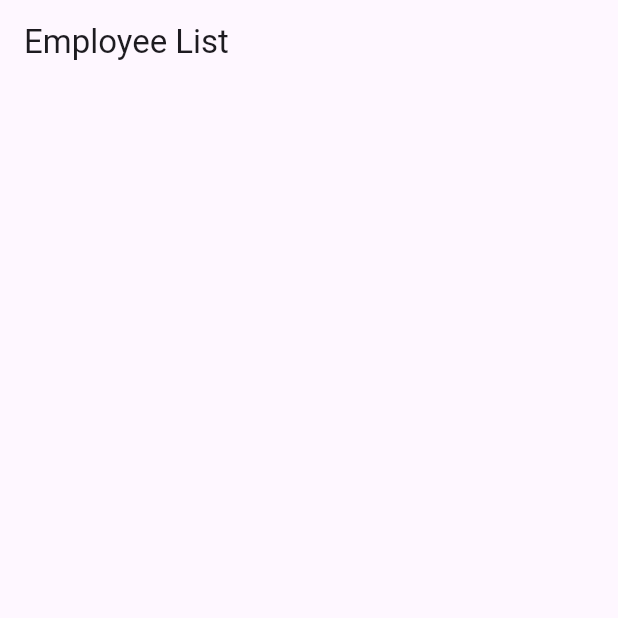
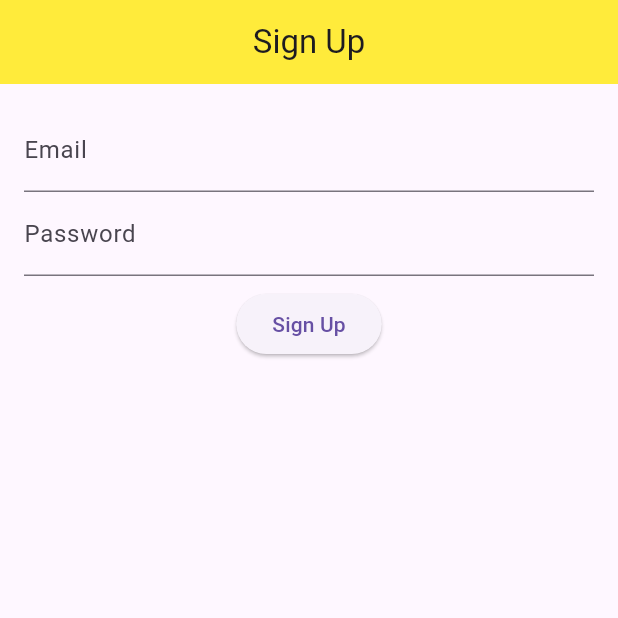
Before and after one commit to Rasheduzzaman-Rochi/flutter-supabase-api, a Flutter app: the screen it shows after launch, on a phone screen of 412 x 824 dp, the top half of it. Run offline on Flutter 3.47's test engine with Material 3 defaults, Android fonts, the phone set to English and light mode, and no system bars; our stand-ins replace get, supabase_flutter; accounts and stored records are empty.

Commit message:
UI code updated

```diff
--- a/lib/screens/home_screen.dart
+++ b/lib/screens/home_screen.dart
@@ -8,15 +8,40 @@ class HomeScreen extends StatefulWidget {
 }
 
 class _HomeScreenState extends State<HomeScreen> {
+  final _emailController = TextEditingController();
+  final _passwordController = TextEditingController();
+
+  signUp() async {}
+
   @override
   Widget build(BuildContext context) {
     return Scaffold(
-      appBar: AppBar(title: Text('Employee List')),
+      appBar: AppBar(
+        backgroundColor: Colors.yellow,
+        title: Text('Sign Up'),
+        centerTitle: true,
+      ),
       body: Padding(
         padding: const EdgeInsets.all(16.0),
         child: Column(
           children: [
+            TextFormField(
+              controller: _emailController,
+              decoration: InputDecoration(labelText: 'Email'),
+              keyboardType: TextInputType.emailAddress,
+            ),
+            TextFormField(
+              controller: _passwordController,
+              decoration: InputDecoration(labelText: 'Password'),
+              keyboardType: TextInputType.visiblePassword,
+            ),
             const SizedBox(height: 8),
+            ElevatedButton(
+              onPressed: () {
+                signUp();
+              },
+              child: Text('Sign Up'),
+            ),
           ],
         ),
       ),
```
